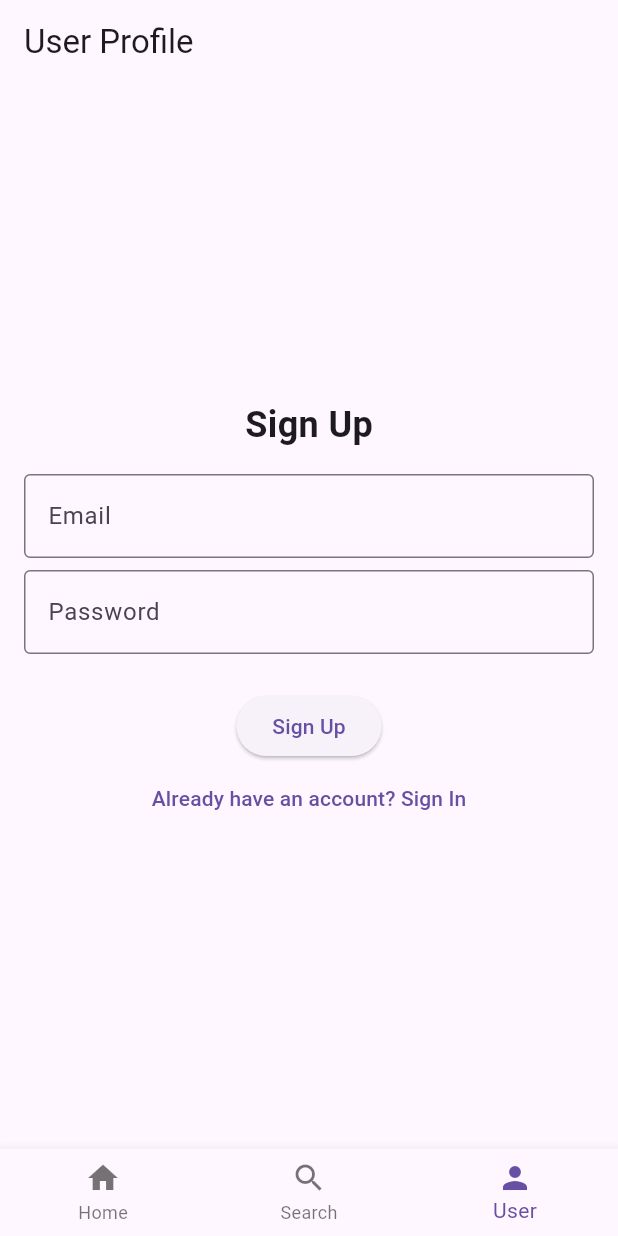
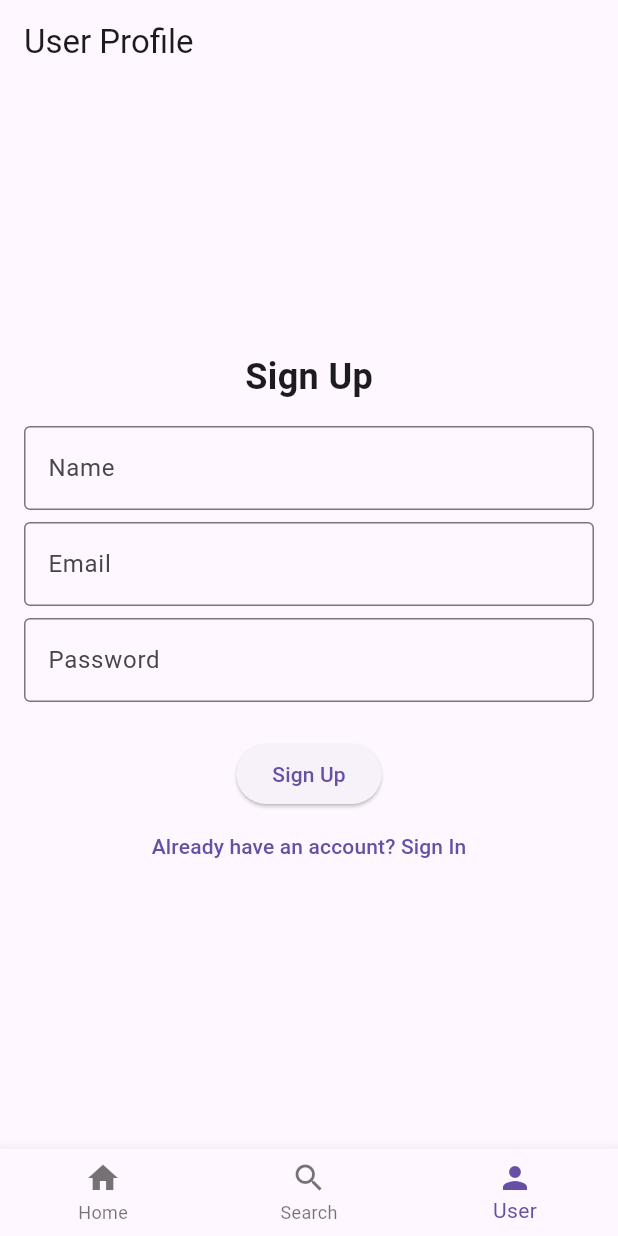
Before and after one commit to kovalsofiia/flutter_repo, a Flutter app: the screen it shows after launch, item 3 of the bottom bar chosen, after a tap on "Sign In", after a tap on "Need an account? Sign Up", on a phone screen of 412 x 824 dp. Run offline on Flutter 3.47's test engine with Material 3 defaults, Android fonts, the phone set to English and light mode, and no system bars; our stand-ins replace cloud_firestore, firebase_auth, firebase_core; accounts and stored records are empty; generated files the repository leaves out were written again.

Commit message:
added isAdmin rules

```diff
--- a/myflutter/lib/pages/user_page.dart
+++ b/myflutter/lib/pages/user_page.dart
@@ -13,14 +13,38 @@ class _UserPageState extends State<UserPage> {
   final AuthService _authService = AuthService();
   final _emailController = TextEditingController();
   final _passwordController = TextEditingController();
-  bool _isLoginMode = true; // true = логін, false = реєстрація
+  final _nameController = TextEditingController();
+  bool _isLoginMode = true;
   String? _errorMessage;
+  bool? _isAdmin;
+
+  @override
+  void initState() {
+    super.initState();
+    // Перевіряємо статус адміна після логіну
+    _checkAdminStatus();
+  }
 
   @override
   void dispose() {
     _emailController.dispose();
     _passwordController.dispose();
+    _nameController.dispose();
     super.dispose();
+  }
+
+  Future<void> _checkAdminStatus() async {
+    final user = _authService.currentUser;
+    if (user != null) {
+      final isAdmin = await _authService.isAdmin(user.uid);
+      setState(() {
+        _isAdmin = isAdmin;
+      });
+    } else {
+      setState(() {
+        _isAdmin = false;
+      });
+    }
   }
 
   Future<void> _submit() async {
@@ -30,6 +54,7 @@ class _UserPageState extends State<UserPage> {
 
     final email = _emailController.text.trim();
     final password = _passwordController.text.trim();
+    final name = _nameController.text.trim();
 
     if (email.isEmpty || password.isEmpty) {
       setState(() {
@@ -37,23 +62,33 @@ class _UserPageState extends State<UserPage> {
       });
       return;
     }
+    if (!_isLoginMode && name.isEmpty) {
+      setState(() {
+        _errorMessage = 'Please enter your name';
+      });
+      return;
+    }
 
-    try {
     User? user;
     if (_isLoginMode) {
       user = await _authService.signInWithEmail(email, password);
     } else {
-        user = await _authService.signUpWithEmail(email, password);
+      user = await _authService.signUpWithEmail(
+        email,
+        password,
+        displayName: name,
+      );
     }
+
     if (user == null) {
       setState(() {
-          _errorMessage = 'An error occurred. Please try again.';
+        _errorMessage =
+            _isLoginMode
+                ? 'Login failed. Check your credentials.'
+                : 'Registration failed. Try again.';
       });
-      }
-    } catch (e) {
-      setState(() {
-        _errorMessage = e.toString();
-      });
+    } else {
+      await _checkAdminStatus(); // Оновлюємо статус адміна після логіну
     }
   }
 
@@ -85,6 +120,15 @@ class _UserPageState extends State<UserPage> {
                     ),
                   ),
                   const SizedBox(height: 16),
+                  if (!_isLoginMode)
+                    TextField(
+                      controller: _nameController,
+                      decoration: const InputDecoration(
+                        labelText: 'Name',
+                        border: OutlineInputBorder(),
+                      ),
+                    ),
+                  if (!_isLoginMode) const SizedBox(height: 8),
                   TextField(
                     controller: _emailController,
                     decoration: const InputDecoration(
@@ -120,6 +164,7 @@ class _UserPageState extends State<UserPage> {
                         _errorMessage = null;
                         _emailController.clear();
                         _passwordController.clear();
+                        _nameController.clear();
                       });
                     },
                     child: Text(
@@ -151,9 +196,20 @@ class _UserPageState extends State<UserPage> {
                   style: const TextStyle(fontSize: 16),
                 ),
                 const SizedBox(height: 16),
+                if (_isAdmin == true)
+                  ElevatedButton(
+                    onPressed: () {
+                      Navigator.pushNamed(context, '/admin');
+                    },
+                    child: const Text('Open Admin Panel'),
+                  ),
+                const SizedBox(height: 8),
                 ElevatedButton(
                   onPressed: () async {
                     await _authService.signOut();
+                    setState(() {
+                      _isAdmin = false; // Скидаємо статус адміна
+                    });
                     ScaffoldMessenger.of(
                       context,
                     ).showSnackBar(const SnackBar(content: Text('Signed out')));
```
Also changed, not shown: myflutter/lib/pages/admin_page.dart (+63 -11 lines), myflutter/lib/services/auth_service.dart (+42 -25 lines). Lines whose indentation alone changed are shown as unchanged.
